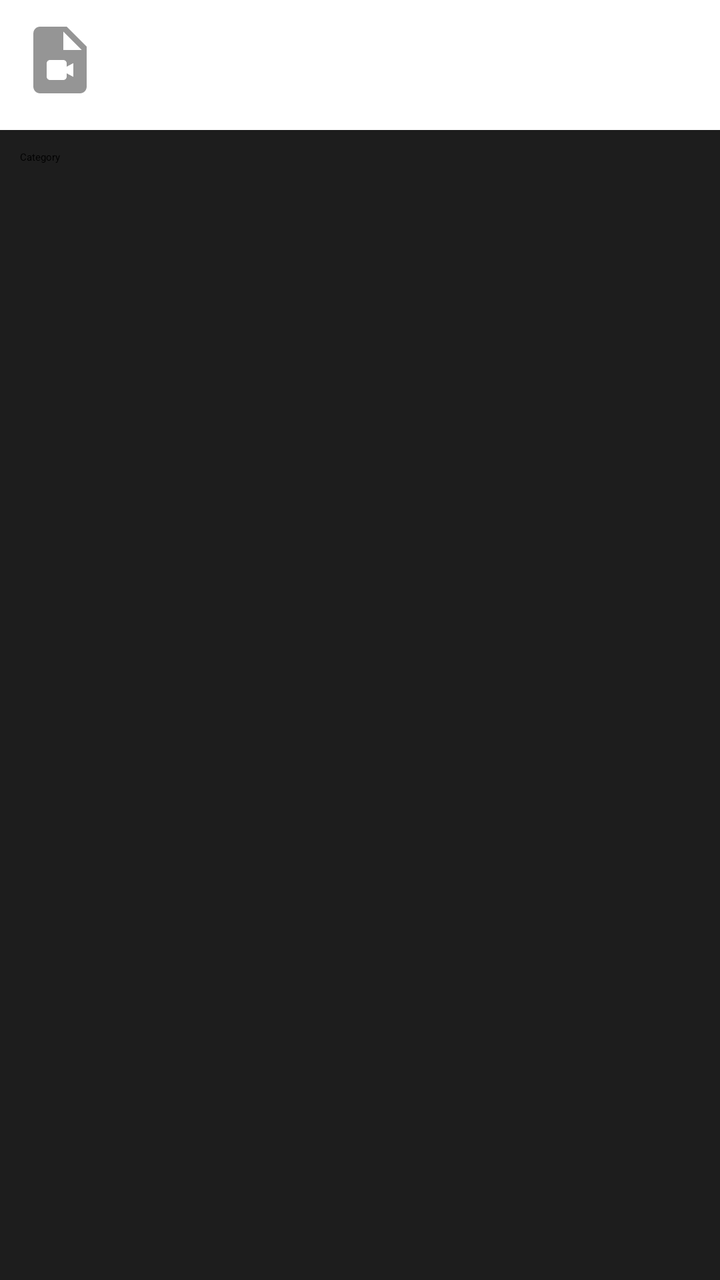
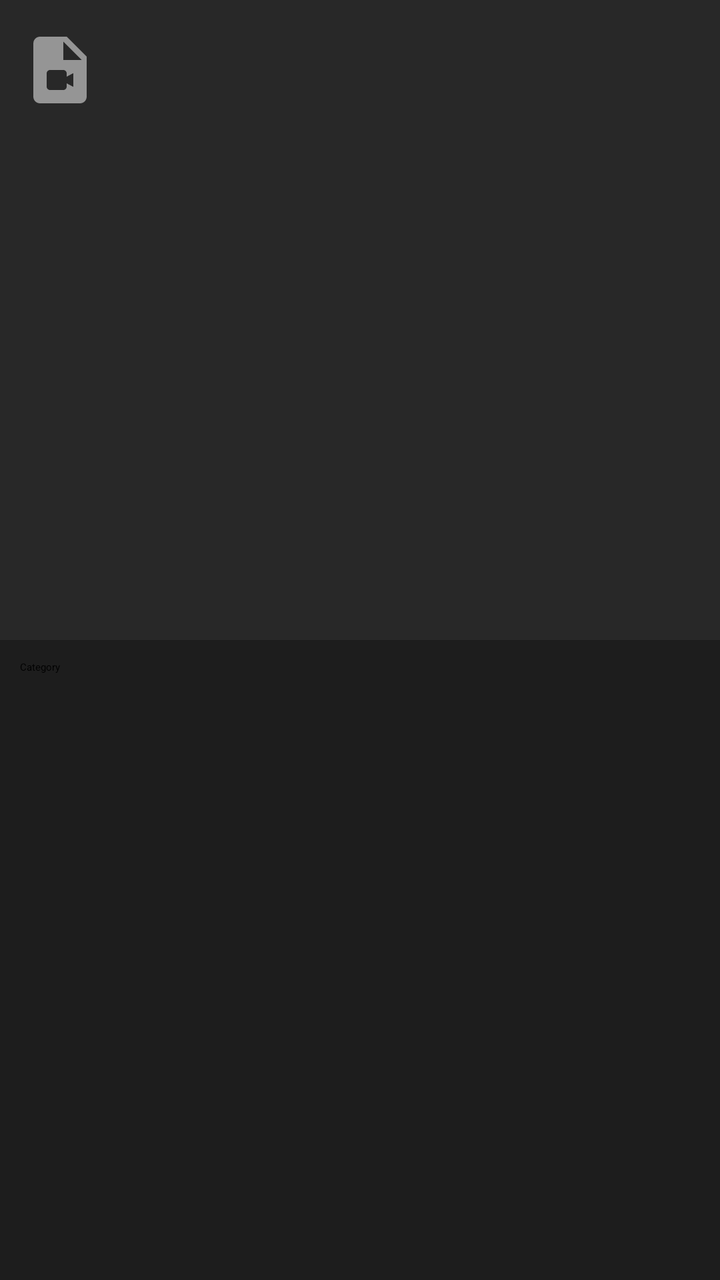

Screens rendered from an Android XML layout before and after an edit, with the pre-edit source and the edit as a unified diff.
<!-- AndroidManifest.xml: application theme Theme.TripleRockTV.Leanback -->
<!-- res/layout/view_category_card.xml -->
<?xml version="1.0" encoding="utf-8"?>
<LinearLayout xmlns:android="http://schemas.android.com/apk/res/android"
    android:layout_width="150dp"
    android:layout_height="140dp"
    android:orientation="vertical"
    android:paddingTop="10dp">

    <ImageView
        android:id="@+id/iv_icon"
        android:layout_width="40dp"
        android:layout_height="40dp"
        android:layout_marginStart="10dp"
        android:src="@drawable/ic_video_file" />

    <TextView
        android:id="@+id/tv_title"
        android:layout_width="match_parent"
        android:layout_height="match_parent"
        android:layout_marginTop="15dp"
        android:background="@color/gray"
        android:ellipsize="end"
        android:padding="10dp"
        android:maxLines="3"
        android:text="Category" />

</LinearLayout>
<!-- resources referenced by this layout -->
<resources>
  <color name="gray">#1D1D1D</color>
  <!-- drawable ic_video_file (drawable) -->
  <vector xmlns:android="http://schemas.android.com/apk/res/android" android:height="24dp" android:tint="#959595" android:viewportHeight="24" android:viewportWidth="24" android:width="24dp">
        
      <path android:fillColor="@android:color/white" android:pathData="M14,2H6.01c-1.1,0 -2,0.89 -2,2L4,20c0,1.1 0.9,2 2,2h12c1.1,0 2,-0.9 2,-2V8L14,2zM13,9V3.5L18.5,9H13zM14,14l2,-1.06v4.12L14,16v1c0,0.55 -0.45,1 -1,1H9c-0.55,0 -1,-0.45 -1,-1v-4c0,-0.55 0.45,-1 1,-1h4c0.55,0 1,0.45 1,1V14z"/>
      
  </vector>
  <style name="Theme.TripleRockTV.Leanback" parent="Theme.Leanback">
          
      </style>
</resources>

<!-- the commit's change to res/layout/view_category_card.xml (unified diff, before → after) -->
@@ -2,25 +2,41 @@
 <LinearLayout xmlns:android="http://schemas.android.com/apk/res/android"
     android:layout_width="150dp"
     android:layout_height="140dp"
-    android:orientation="vertical"
-    android:paddingTop="10dp">
+    android:background="@drawable/rounded_card_background"
+    android:orientation="vertical">
 
-    <ImageView
-        android:id="@+id/iv_icon"
-        android:layout_width="40dp"
-        android:layout_height="40dp"
-        android:layout_marginStart="10dp"
-        android:src="@drawable/ic_video_file" />
+    <FrameLayout
+        android:layout_width="match_parent"
+        android:layout_height="match_parent"
+        android:layout_weight="1"
+        android:background="@color/gray2">
+
+        <ImageView
+            android:id="@+id/iv_icon"
+            android:layout_width="40dp"
+            android:layout_height="40dp"
+            android:layout_marginStart="10dp"
+            android:layout_marginTop="15dp"
+            android:src="@drawable/ic_video_file" />
+
+        <ImageView
+            android:id="@+id/iv_poster"
+            android:layout_width="match_parent"
+            android:layout_height="match_parent"
+            android:scaleType="centerCrop"
+            android:visibility="visible" />
+
+    </FrameLayout>
 
     <TextView
         android:id="@+id/tv_title"
         android:layout_width="match_parent"
         android:layout_height="match_parent"
-        android:layout_marginTop="15dp"
+        android:layout_weight="1"
         android:background="@color/gray"
         android:ellipsize="end"
+        android:maxLines="3"
         android:padding="10dp"
-        android:maxLines="3"
         android:text="Category" />
 
 </LinearLayout>
<!-- resource entries referenced after the edit -->
@@ -1,12 +1,22 @@
 <!-- resources referenced by this layout -->
 <resources>
   <color name="gray">#1D1D1D</color>
+  <color name="gray2">#282828</color>
   <!-- drawable ic_video_file (drawable) -->
   <vector xmlns:android="http://schemas.android.com/apk/res/android" android:height="24dp" android:tint="#959595" android:viewportHeight="24" android:viewportWidth="24" android:width="24dp">
         
       <path android:fillColor="@android:color/white" android:pathData="M14,2H6.01c-1.1,0 -2,0.89 -2,2L4,20c0,1.1 0.9,2 2,2h12c1.1,0 2,-0.9 2,-2V8L14,2zM13,9V3.5L18.5,9H13zM14,14l2,-1.06v4.12L14,16v1c0,0.55 -0.45,1 -1,1H9c-0.55,0 -1,-0.45 -1,-1v-4c0,-0.55 0.45,-1 1,-1h4c0.55,0 1,0.45 1,1V14z"/>
       
   </vector>
+  <!-- drawable rounded_card_background (drawable) -->
+  <?xml version="1.0" encoding="utf-8"?>
+  <shape xmlns:android="http://schemas.android.com/apk/res/android">
+      
+      <solid android:color="@color/gray" />
+  
+      
+      <corners android:radius="10dp" />
+  </shape>
   <style name="Theme.TripleRockTV.Leanback" parent="Theme.Leanback">
           
       </style>
